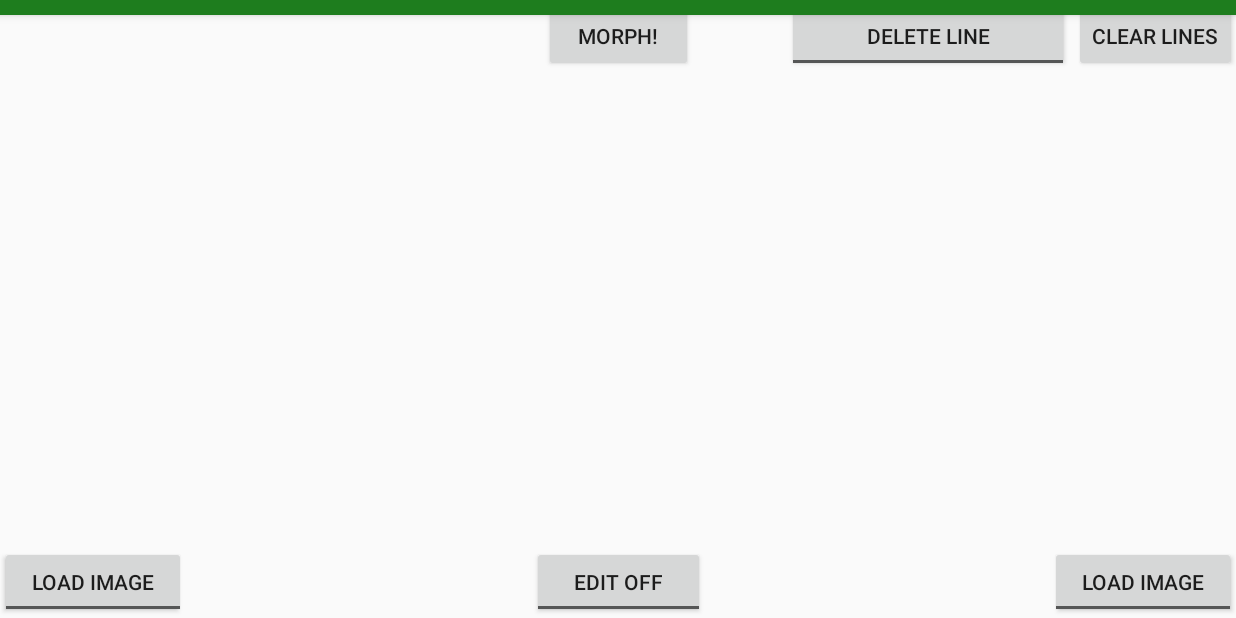
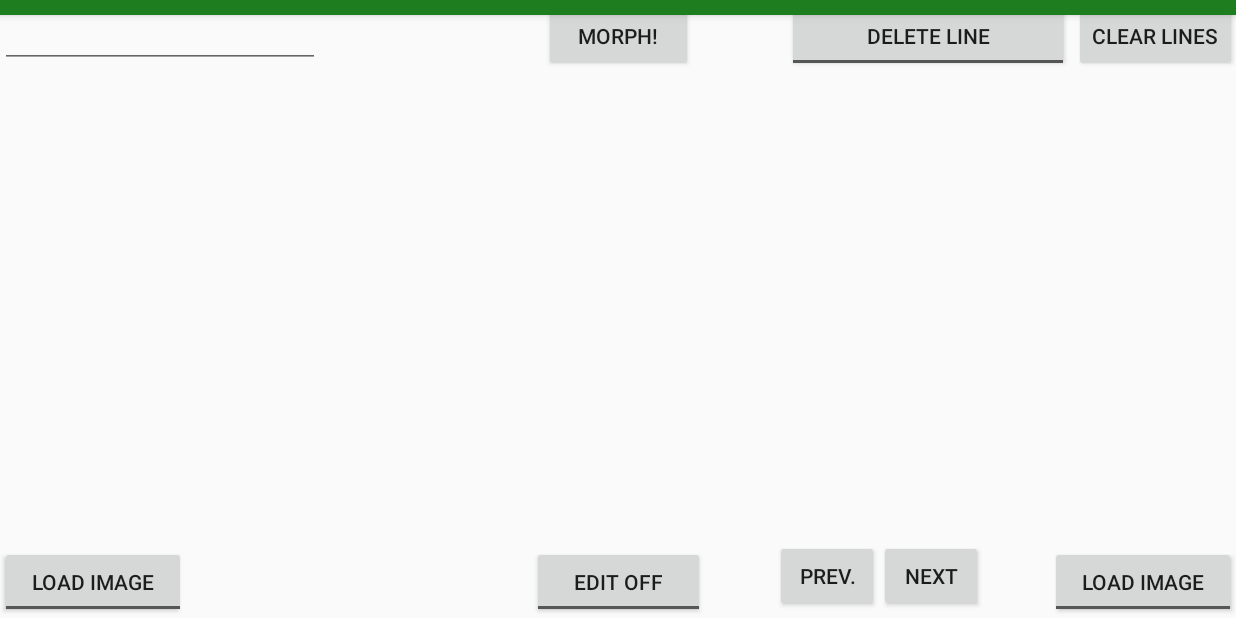
Before and after one commit to slamsquanch/Morph-Warp-App, an Android app: the screen it shows after launch (MainActivity), on a phone screen of 824 x 412 dp (held sideways). Run offline under Robolectric (Android 15) with nearby library versions, the phone set to English and light mode, and no system bars.

Commit message:
Done. But  Rough.

```diff
--- a/app/src/main/AndroidManifest.xml
+++ b/app/src/main/AndroidManifest.xml
@@ -8,6 +8,7 @@
         android:icon="@mipmap/ic_launcher"
         android:label="@string/app_name"
         android:supportsRtl="true"
+        android:windowSoftInputMode="stateAlwaysHidden"
         android:theme="@style/AppTheme">
         <activity android:name=".MainActivity"
             android:configChanges="orientation"
--- a/app/src/main/java/com/example/zac/project1/Line.java
+++ b/app/src/main/java/com/example/zac/project1/Line.java
@@ -2,8 +2,10 @@ package com.example.zac.project1;
 
 /**
  * Created by Zac on 2017-01-18.
+ *
+ * Line class contains the definition of a line object which holds points for the start and end.  Has a vector constructor also.
+ * This class also holds all of the vector projection calcuation methods.
  */
-
 public class Line {
 
     public LinePoint start, end;
@@ -20,7 +22,7 @@ public class Line {
     }
 
 
-    // Vector Constructor.
+    // Vector Constructor.  Treat a line like a vector.
     public Line(float startX, float startY) {
         this.start = new LinePoint(startX, startY);
     }
--- a/app/src/main/java/com/example/zac/project1/LinePoint.java
+++ b/app/src/main/java/com/example/zac/project1/LinePoint.java
@@ -4,6 +4,7 @@ import java.util.ArrayList;
 
 /**
  * Created by Zac on 2017-01-18.
+ * This class is essentially the same as Java's Point class but uses floats to make things easier.
  */
 
 public class LinePoint {
--- a/app/src/main/res/drawable/morph_animation.xml
+++ /dev/null
@@ -1,5 +0,0 @@
-<animation-list xmlns:android="http://schemas.android.com/apk/res/android"
-    android:oneshot="false">
-    <item android:drawable="@drawable/morph_animation" android:duration="200" />
-
-</animation-list>
--- a/app/src/main/res/layout-land/activity_main.xml
+++ b/app/src/main/res/layout-land/activity_main.xml
@@ -3,6 +3,8 @@
     xmlns:android="http://schemas.android.com/apk/res/android"
     xmlns:app="http://schemas.android.com/apk/res-auto"
     xmlns:tools="http://schemas.android.com/tools"
+    android:focusable="true"
+    android:focusableInTouchMode="true"
     android:id="@+id/main_layout"
     android:layout_width="match_parent"
     android:layout_height="match_parent">
@@ -128,11 +130,45 @@
             android:layout_width="99dp"
             android:layout_height="wrap_content"
             android:id="@+id/testWarp"
-            android:onClick="testWarp"
+            android:onClick="activateMorph"
             app:layout_anchor="@+id/include"
             app:layout_anchorGravity="top|center_horizontal"
             android:layout_gravity="center_vertical|center_horizontal"
             tools:ignore="RtlHardcoded" />
 
+        <EditText
+            android:layout_width="wrap_content"
+            android:layout_height="wrap_content"
+            android:inputType="number"
+            android:ems="10"
+            android:id="@+id/editText"
+            tools:text="Number of Frames"
+            android:windowSoftInputMode="stateHidden|adjustResize"
+            tools:ignore="LabelFor" />
+
+        <Button
+            android:text="Prev."
+            android:layout_width="69dp"
+            android:layout_height="wrap_content"
+            android:id="@+id/prev"
+            android:onClick="previousFrame"
+            app:layout_anchor="@+id/imageViewRight"
+            app:layout_anchorGravity="bottom|center_horizontal"
+            android:layout_gravity="bottom|left"
+            tools:text="Prev." />
+
+        <Button
+            android:text="Next"
+            android:layout_height="wrap_content"
+            android:id="@+id/next"
+            android:onClick="nextFrame"
+            app:layout_anchor="@+id/imageViewRight"
+            app:layout_anchorGravity="bottom|center_horizontal"
+            android:layout_gravity="bottom|right"
+            tools:text="Next"
+            android:layout_width="69dp" />
+
+
     </android.support.design.widget.CoordinatorLayout>
+
 </RelativeLayout>
```
Also changed, not shown: app/src/main/java/com/example/zac/project1/MainActivity.java (+93 -32 lines), app/src/main/java/com/example/zac/project1/Morph.java (+30 -15 lines), app/src/main/java/com/example/zac/project1/Warp.java (+5 -22 lines).
